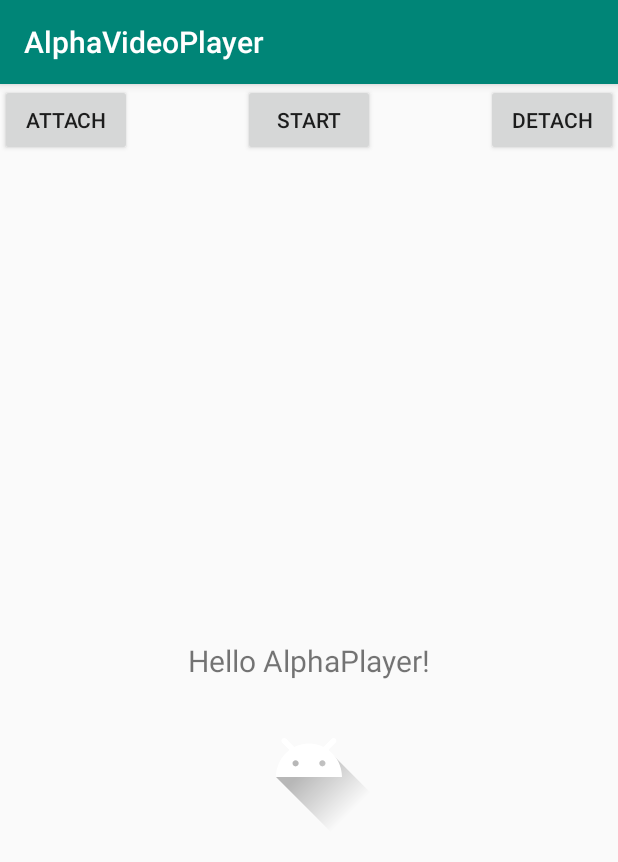
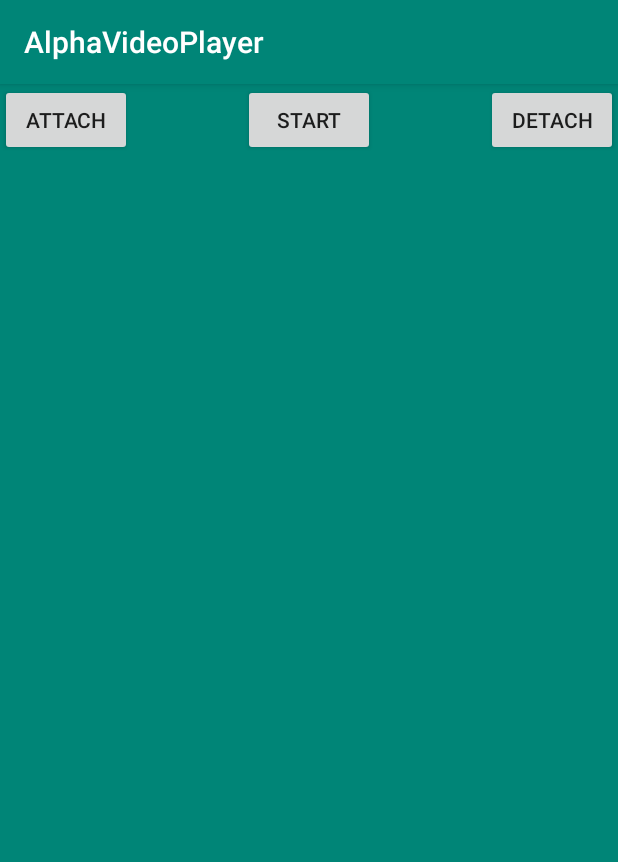
Before and after one commit to bytedance/AlphaPlayer, an Android app: the screen it shows after launch (MainActivity), on a phone screen of 412 x 824 dp. Shown: the top 862 px of the screen. Run offline under Robolectric (Android 15) with nearby library versions, the phone set to English and light mode, and no system bars; libraries missing offline, so code that uses them is left out: com.google.android.exoplayer2; 4 statements that could not run were skipped.

Commit message:
change render position

```diff
--- a/alpha_player/src/main/java/com/ss/ugc/android/alpha_player/render/VideoRenderer.kt
+++ b/alpha_player/src/main/java/com/ss/ugc/android/alpha_player/render/VideoRenderer.kt
@@ -8,9 +8,7 @@ import android.util.Log
 import android.view.Surface
 import com.ss.ugc.android.alpha_player.model.ScaleType
 import com.ss.ugc.android.alpha_player.utils.ShaderUtil
-import com.ss.ugc.android.alpha_player.utils.TextureCropUtil
 import com.ss.ugc.android.alpha_player.widget.IAlphaVideoView
-import java.lang.Exception
 import java.nio.ByteBuffer
 import java.nio.ByteOrder
 import java.nio.FloatBuffer
@@ -31,17 +29,26 @@ class VideoRenderer(val alphaVideoView: IAlphaVideoView) : IRender {
     private val TRIANGLE_VERTICES_DATA_UV_OFFSET = 3
     private val GL_TEXTURE_EXTERNAL_OES = 0x8D65
 
+
+    private var halfRightVerticeData1 = floatArrayOf(
+        // X, Y, Z, U, V
+        -1.0f, -1.0f, 0f, 0.5f, 0f,
+        1.0f, -1.0f, 0f, 1f, 0f,
+        -1.0f, 1.0f, 0f, 0.5f, 1f,
+        1.0f, 1.0f, 0f, 1f, 1f
+    )
+
     /**
      * A float array that recorded the mapping relationship between texture
      * coordinates and window coordinates. It will changed for {@link ScaleType}
      * by {@link TextureCropUtil}.
      */
-    private var halfRightVerticeData = floatArrayOf(
+    private var halfRightVerticeData = floatArrayOf(//x取反，画面翻转
         // X, Y, Z, U, V
-        -1.0f, -1.0f, 0f, 0.5f, 0f,
-        1.0f, -1.0f, 0f, 1f, 0f,
-        -1.0f, 1.0f, 0f, 0.5f, 1f,
-        1.0f, 1.0f, 0f, 1f, 1f
+        -1.0f, -1.0f, 0f, 0.0f, 0f,
+        1.0f, -1.0f, 0f, 0.5f, 0f,
+        -1.0f, 1.0f, 0f, 0.0f, 1f,
+        1.0f, 1.0f, 0f, 0.5f, 1f
     )
 
     private var triangleVertices: FloatBuffer
@@ -82,13 +89,14 @@ class VideoRenderer(val alphaVideoView: IAlphaVideoView) : IRender {
 
     override fun measureInternal(
         viewWidth: Float, viewHeight: Float,
-        videoWidth: Float, videoHeight: Float) {
+        videoWidth: Float, videoHeight: Float
+    ) {
         if (viewWidth <= 0 || viewHeight <= 0 || videoWidth <= 0 || videoHeight <= 0) {
             return
         }
 
-        halfRightVerticeData = TextureCropUtil.calculateHalfRightVerticeData(scaleType,
-            viewWidth, viewHeight, videoWidth, videoHeight)
+        /*halfRightVerticeData = TextureCropUtil.calculateHalfRightVerticeData(scaleType,
+            viewWidth, viewHeight, videoWidth, videoHeight)*/
         triangleVertices = ByteBuffer.allocateDirect(halfRightVerticeData.size * FLOAT_SIZE_BYTES)
             .order(ByteOrder.nativeOrder()).asFloatBuffer()
         triangleVertices.put(halfRightVerticeData).position(0)
@@ -109,13 +117,17 @@ class VideoRenderer(val alphaVideoView: IAlphaVideoView) : IRender {
         }
 
         GLES20.glClear(GLES20.GL_DEPTH_BUFFER_BIT or GLES20.GL_COLOR_BUFFER_BIT)
-        GLES20.glClearColor(0.0f, 0.0f, 0.0f, 0.0f)
+        GLES20.glClearColor(0.0f, 0.0f, 0.0f, 0.0f) //修改背景底色为蓝色
         if (!canDraw.get()) {
             GLES20.glFinish()
             return
         }
+        //比较典型的半透明效果，如果源色 alpha 为0，则取目标色，如果源色alpha为1，则取源色，否则视源色的alpha大小各取一部分。源色的alpha越大，则源色取的越多，最终结果源色的表现更强；源色的alpha越小，则目标色“透过”的越多。
         GLES20.glEnable(GLES20.GL_BLEND)
         GLES20.glBlendFunc(GLES20.GL_SRC_ALPHA, GLES20.GL_ONE_MINUS_SRC_ALPHA)
+        //GLES20.glBlendFunc(GLES20.GL_ONE,GLES20.GL_ZERO)
+        // 基于源象素alpha通道值的半透明混合函数
+        //GLES20.glBlendFuncSeparate(GLES20.GL_SRC_ALPHA, GLES20.GL_ONE_MINUS_SRC_ALPHA, GLES20.GL_ONE, GLES20.GL_ONE_MINUS_SRC_ALPHA)
 
         GLES20.glUseProgram(programID)
         checkGlError("glUseProgram")
@@ -271,8 +283,14 @@ class VideoRenderer(val alphaVideoView: IAlphaVideoView) : IRender {
      * @return programID If link program success, it will return program handle, else return 0.
      */
     private fun createProgram(): Int {
-        val vertexSource = ShaderUtil.loadFromAssetsFile("vertex.sh", alphaVideoView.getView().resources)
-        val fragmentSource = ShaderUtil.loadFromAssetsFile("frag.sh", alphaVideoView.getView().resources)
+        val vertexSource = ShaderUtil.loadFromAssetsFile(
+            "vertex.sh",
+            alphaVideoView.getView().resources
+        )
+        val fragmentSource = ShaderUtil.loadFromAssetsFile(
+            "frag.sh",
+            alphaVideoView.getView().resources
+        )
 
         val vertexShader = loadShader(GLES20.GL_VERTEX_SHADER, vertexSource)
         if (vertexShader == 0) {
--- a/alpha_player/src/main/java/com/ss/ugc/android/alpha_player/utils/TextureCropUtil.java
+++ b/alpha_player/src/main/java/com/ss/ugc/android/alpha_player/utils/TextureCropUtil.java
@@ -1,6 +1,7 @@
 package com.ss.ugc.android.alpha_player.utils;
 
 
+import com.ss.ugc.android.alpha_player.BuildConfig;
 import com.ss.ugc.android.alpha_player.model.ScaleType;
 
 /**
--- a/app/src/main/res/layout/activity_main.xml
+++ b/app/src/main/res/layout/activity_main.xml
@@ -4,7 +4,8 @@
     xmlns:tools="http://schemas.android.com/tools"
     android:layout_width="match_parent"
     android:layout_height="match_parent"
-    tools:context=".MainActivity">
+    tools:context=".MainActivity"
+    android:background="@color/colorPrimary">
 
     <Button
         android:id="@+id/attach_btn"
@@ -43,7 +44,8 @@
         app:layout_constraintBottom_toBottomOf="parent"
         app:layout_constraintLeft_toLeftOf="parent"
         app:layout_constraintRight_toRightOf="parent"
-        app:layout_constraintTop_toTopOf="parent" />
+        app:layout_constraintTop_toTopOf="parent"
+        android:visibility="invisible"/>
 
     <com.ss.ugc.android.alphavideoplayer.VideoGiftView
         android:id="@+id/video_gift_view"
@@ -53,6 +55,7 @@
     <ImageView
         android:layout_width="wrap_content"
         android:layout_height="wrap_content"
+        android:visibility="invisible"
         android:src="@drawable/ic_launcher_foreground"
         app:layout_constraintStart_toStartOf="@+id/title_tv"
         app:layout_constraintEnd_toEndOf="@+id/title_tv"
--- a/app/src/main/res/values/colors.xml
+++ b/app/src/main/res/values/colors.xml
@@ -3,4 +3,5 @@
     <color name="colorPrimary">#008577</color>
     <color name="colorPrimaryDark">#00574B</color>
     <color name="colorAccent">#D81B60</color>
+    <color name="colorAlpha">#00000000</color>
 </resources>
```
